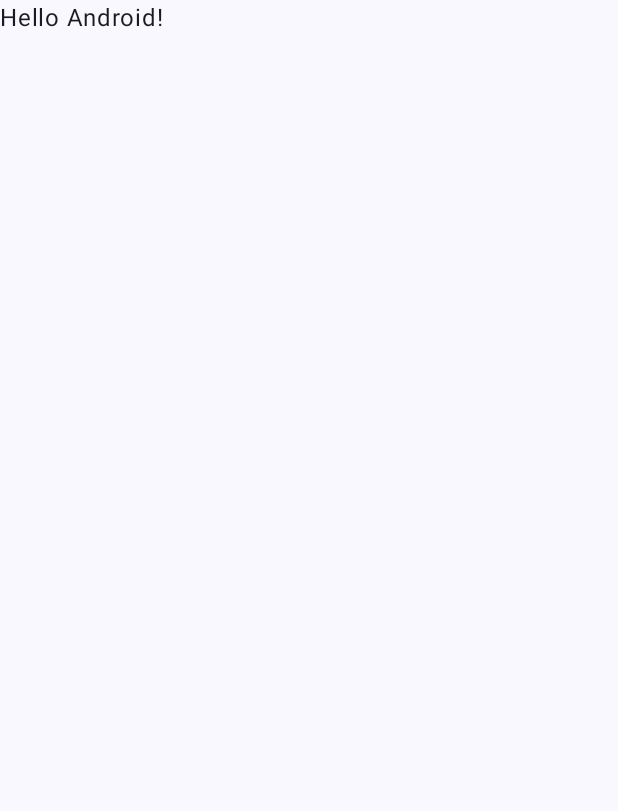
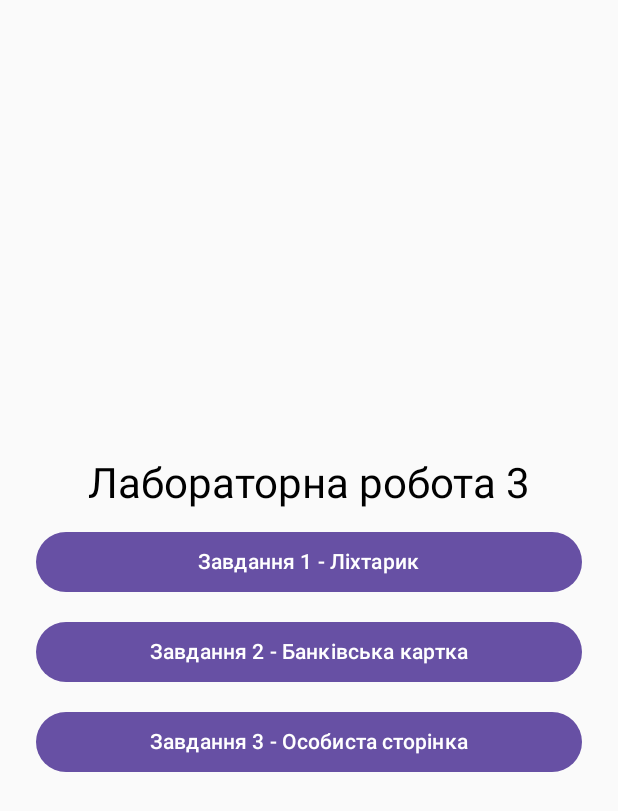
Before and after one commit to emeraldsingers/AS_Lab3, an Android app built with Jetpack Compose: the screen it shows after launch (MainActivity), on a phone screen of 412 x 824 dp. Before the commit the part shown is almost empty. Shown: the top 811 px of the screen. Run offline under Robolectric (Android 15) with nearby library versions, the phone set to English and light mode, and no system bars.

Commit message:
Add main menu with three tasks

```diff
--- a/app/src/main/java/com/example/lab3/MainActivity.kt
+++ b/app/src/main/java/com/example/lab3/MainActivity.kt
@@ -1,47 +1,64 @@
 package com.example.lab3
 
+import android.content.Intent
 import android.os.Bundle
 import androidx.activity.ComponentActivity
 import androidx.activity.compose.setContent
 import androidx.activity.enableEdgeToEdge
+import androidx.compose.foundation.layout.Arrangement
+import androidx.compose.foundation.layout.Column
 import androidx.compose.foundation.layout.fillMaxSize
+import androidx.compose.foundation.layout.fillMaxWidth
 import androidx.compose.foundation.layout.padding
-import androidx.compose.material3.Scaffold
+import androidx.compose.material3.Button
 import androidx.compose.material3.Text
 import androidx.compose.runtime.Composable
+import androidx.compose.ui.Alignment
 import androidx.compose.ui.Modifier
-import androidx.compose.ui.tooling.preview.Preview
-import com.example.lab3.ui.theme.Lab3Theme
+import androidx.compose.ui.platform.LocalContext
+import androidx.compose.ui.unit.dp
+import androidx.compose.ui.unit.sp
 
 class MainActivity : ComponentActivity() {
     override fun onCreate(savedInstanceState: Bundle?) {
         super.onCreate(savedInstanceState)
         enableEdgeToEdge()
         setContent {
-            Lab3Theme {
-                Scaffold(modifier = Modifier.fillMaxSize()) { innerPadding ->
-                    Greeting(
-                        name = "Android",
-                        modifier = Modifier.padding(innerPadding)
-                    )
-                }
-            }
+            MainScreen()
         }
     }
 }
 
 @Composable
-fun Greeting(name: String, modifier: Modifier = Modifier) {
-    Text(
-        text = "Hello $name!",
-        modifier = modifier
-    )
-}
+fun MainScreen() {
+    val context = LocalContext.current
 
-@Preview(showBackground = true)
-@Composable
-fun GreetingPreview() {
-    Lab3Theme {
-        Greeting("Android")
+    Column(
+        modifier = Modifier
+            .fillMaxSize()
+            .padding(24.dp),
+        verticalArrangement = Arrangement.spacedBy(12.dp, Alignment.CenterVertically),
+        horizontalAlignment = Alignment.CenterHorizontally
+    ) {
+        Text(text = "Лабораторна робота 3", fontSize = 28.sp)
+
+        Button(
+            modifier = Modifier.fillMaxWidth(),
+            onClick = { context.startActivity(Intent(context, Task1Activity::class.java)) }
+        ) {
+            Text(text = "Завдання 1 - Ліхтарик")
+        }
+        Button(
+            modifier = Modifier.fillMaxWidth(),
+            onClick = { context.startActivity(Intent(context, CardActivity::class.java)) }
+        ) {
+            Text(text = "Завдання 2 - Банківська картка")
+        }
+        Button(
+            modifier = Modifier.fillMaxWidth(),
+            onClick = { context.startActivity(Intent(context, ProfileActivity::class.java)) }
+        ) {
+            Text(text = "Завдання 3 - Особиста сторінка")
+        }
     }
 }
```
